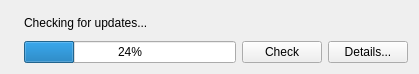
trueos/pcbsd, file src-qt4/pc-updatecenter/indicatorwidget.ui: the form before one commit.
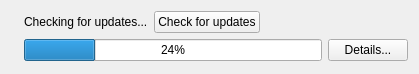
The form after the commit. Icons and pictures are not drawn.

Commit message: Change from toolbox to tab widget. Tolboks looks worse

Diff of the .ui file:
```diff
--- a/src-qt4/pc-updatecenter/indicatorwidget.ui
+++ b/src-qt4/pc-updatecenter/indicatorwidget.ui
@@ -35,6 +35,17 @@
          </property>
         </widget>
        </item>
+       <item>
+        <widget class="QPushButton" name="checkButton">
+         <property name="text">
+          <string>Check for updates</string>
+         </property>
+         <property name="icon">
+          <iconset resource="res.qrc">
+           <normaloff>:/images/view-refresh.png</normaloff>:/images/view-refresh.png</iconset>
+         </property>
+        </widget>
+       </item>
        <item>
         <spacer name="horizontalSpacer">
          <property name="orientation">
@@ -59,17 +70,6 @@
          </property>
         </widget>
        </item>
-       <item>
-        <widget class="QPushButton" name="checkButton">
-         <property name="text">
-          <string>Check</string>
-         </property>
-         <property name="icon">
-          <iconset resource="res.qrc">
-           <normaloff>:/images/view-refresh.png</normaloff>:/images/view-refresh.png</iconset>
-         </property>
-        </widget>
-       </item>
        <item>
         <widget class="QPushButton" name="detailsButton">
          <property name="text">
```
The commit also changes 6 other files.
